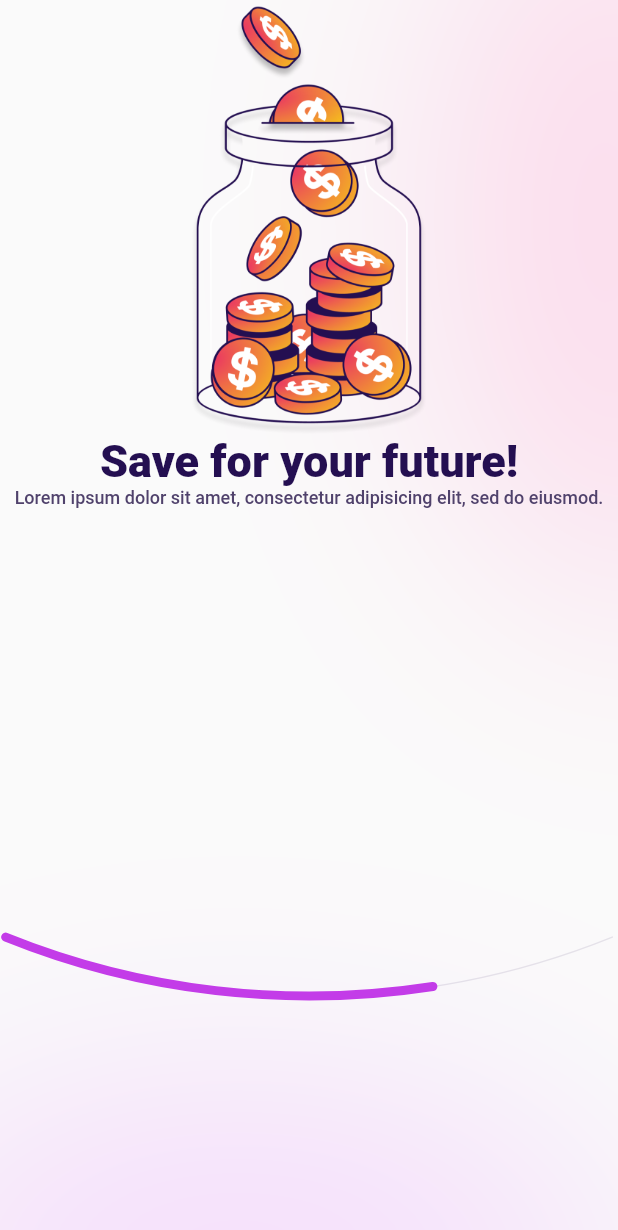
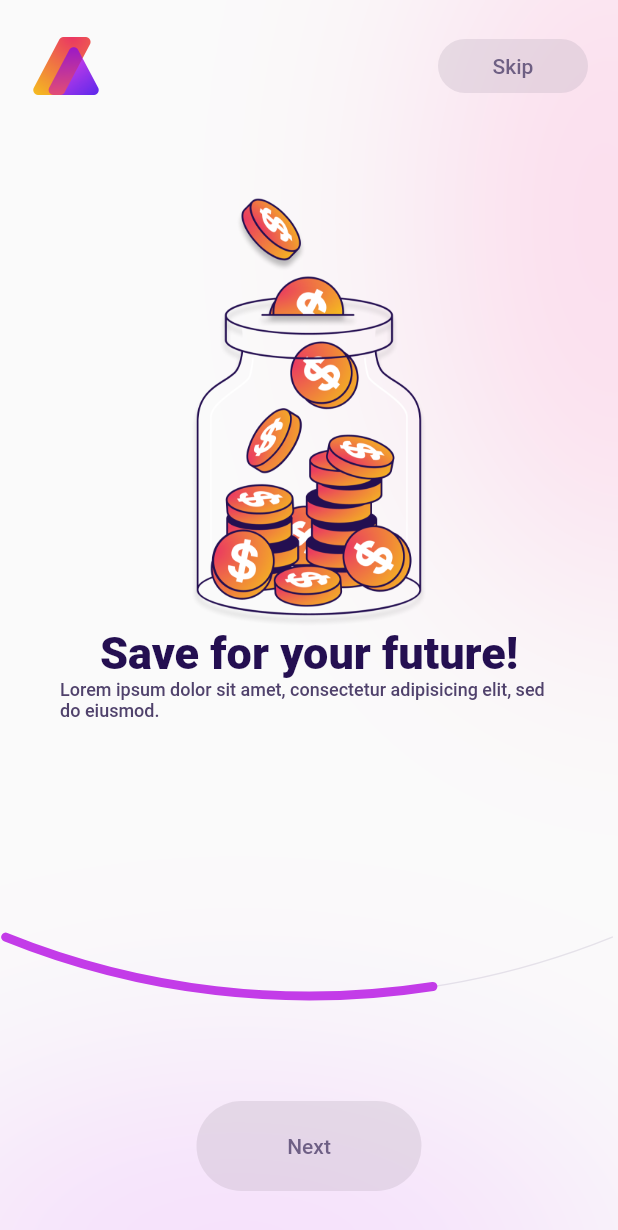
Before and after one commit to nothing628/letify, a Flutter app: the ProductTour screen opened by its route, on a phone screen of 412 x 824 dp. Shown: the top 1230 px of the screen. Run offline on Flutter 3.47's test engine with Material 2 defaults, Android fonts, the phone set to English and light mode, and no system bars; missing offline and left inert: dart:html.

Commit message:
implement logo and button to product tour

```diff
--- a/lib/main.dart
+++ b/lib/main.dart
@@ -13,6 +13,7 @@ class MyApp extends StatelessWidget {
   Widget build(BuildContext context) {
     return MaterialApp(
       title: 'Flutter Demo',
+      debugShowCheckedModeBanner: false,
       theme: ThemeData(
         primarySwatch: Colors.blue,
       ),
--- a/lib/screen/product_tour_screen.dart
+++ b/lib/screen/product_tour_screen.dart
@@ -1,3 +1,5 @@
+import 'dart:html';
+
 import 'package:flutter/material.dart';
 import '../widgets/blurred_background.dart';
 import '../widgets/circle_progress.dart';
@@ -14,6 +16,38 @@ class ProductTour extends StatelessWidget {
           const BlurredBackground(),
           const CircleProgress(),
           Center(
+            child: Column(
+              children: [
+                Padding(
+                  padding: const EdgeInsets.all(20),
+                  child: Row(
+                    mainAxisAlignment: MainAxisAlignment.spaceBetween,
+                    children: [
+                      Image.asset(
+                        'assets/images/logo.png',
+                        width: 48,
+                        height: 48,
+                      ),
+                      ElevatedButton(
+                        style: ElevatedButton.styleFrom(
+                            elevation: 0,
+                            shape: RoundedRectangleBorder(
+                                borderRadius: BorderRadius.circular(20)),
+                            fixedSize: const Size(100, 32),
+                            primary: const Color.fromRGBO(185, 172, 188, 0.3)),
+                        onPressed: () {},
+                        child: const Text('Skip',
+                            style: TextStyle(
+                                color: Color.fromRGBO(80, 66, 108, 0.8))),
+                      ),
+                    ],
+                  ),
+                ),
+                Flexible(
+                  flex: 1,
+                  child: Padding(
+                    padding: const EdgeInsets.symmetric(
+                        vertical: 40, horizontal: 40),
                     child: Column(
                       children: [
                         Image.asset(
@@ -36,6 +70,27 @@ class ProductTour extends StatelessWidget {
                                 fontWeight: FontWeight.w500))
                       ],
                     ),
+                  ),
+                ),
+                Padding(
+                  padding:
+                      const EdgeInsets.symmetric(vertical: 30, horizontal: 60),
+                  child: ElevatedButton(
+                    style: ElevatedButton.styleFrom(
+                      elevation: 0,
+                      fixedSize: const Size(150, 60),
+                      primary: const Color.fromRGBO(185, 172, 188, 0.3),
+                      shape: RoundedRectangleBorder(
+                          borderRadius: BorderRadius.circular(30)),
+                    ),
+                    onPressed: () {},
+                    child: const Text('Next',
+                        style:
+                            TextStyle(color: Color.fromRGBO(80, 66, 108, 0.8))),
+                  ),
+                )
+              ],
+            ),
           )
         ],
       ),
```
Lines whose indentation alone changed are shown as unchanged.
